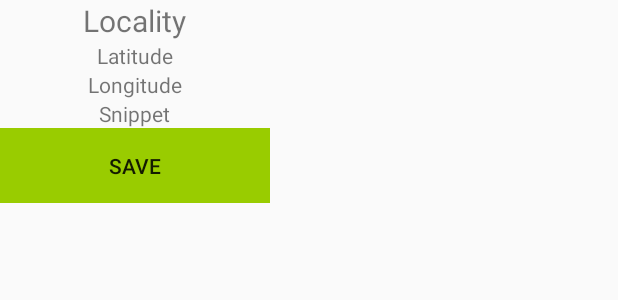
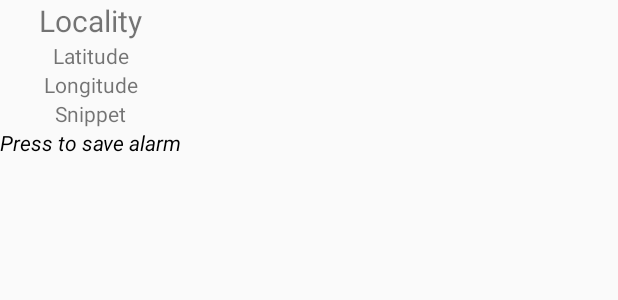
Before and after one commit to valdisvi/GPSAlarm, an Android app: the layout info_window.xml on its own in the app's theme, with its tools: preview values and no code run, on a phone screen of 412 x 824 dp. Shown: the top 300 px of the screen. Run offline under Robolectric (Android 15) with nearby library versions, the phone set to English and light mode, and no system bars.

Commit message:
Info window changed

```diff
--- a/app/src/main/java/a1stgroup/gpsalarm/MapsActivity.java
+++ b/app/src/main/java/a1stgroup/gpsalarm/MapsActivity.java
@@ -1,3 +1,4 @@
+
 package a1stgroup.gpsalarm;
 
 import android.Manifest;
@@ -224,13 +225,11 @@ public class MapsActivity extends AppCompatActivity implements OnMapReadyCallbac
                    /* TODO:
                     Useful but unstable feature of passing location information to InfoWindow on DragEnd
                    List<Address> list = null;
-
                     try {
                         list = gc.getFromLocation(coordinates.latitude, coordinates.longitude, 1);
                     } catch (IOException e) {
                         e.printStackTrace();
                     }
-
                     Address add = list.get(0);*/
 
                     double roundedLatitude = Math.round(coordinates.latitude * 100000.0) / 100000.0;
@@ -249,7 +248,6 @@ public class MapsActivity extends AppCompatActivity implements OnMapReadyCallbac
 
                     /* TODO:
                     Useful but unstable feature of passing location information to InfoWindow on Long Click
-
                     Geocoder gc = new Geocoder(MapsActivity.this);
                     List<Address> list = null;
                     try {
@@ -257,7 +255,6 @@ public class MapsActivity extends AppCompatActivity implements OnMapReadyCallbac
                     } catch (IOException e) {
                         e.printStackTrace();
                     }
-
                     Address add = list.get(0);*/
 
                     double roundedLatitude = Math.round(point.latitude * 100000.0) / 100000.0;
@@ -299,7 +296,7 @@ public class MapsActivity extends AppCompatActivity implements OnMapReadyCallbac
                 }
             });
 
-          myGoogleMap.setOnInfoWindowClickListener(this);
+            myGoogleMap.setOnInfoWindowClickListener(this);
 
 
         }
@@ -769,7 +766,7 @@ public class MapsActivity extends AppCompatActivity implements OnMapReadyCallbac
     }
 
 
-      //Dobavlenij kod!!!   14.02.2017
+    //Dobavlenij kod!!!   14.02.2017
 
     private boolean flag = true;
 
@@ -802,14 +799,5 @@ public class MapsActivity extends AppCompatActivity implements OnMapReadyCallbac
 
     }
 
-    public void saveAlarmPoint(View view) {
-        onInfoWindowClick(myMarker);
 
-    }
-
-
-//    @Override
-//    public void onInfoWindowClick(Marker marker) {
-//
-//    }
 }
--- a/app/src/main/res/layout/activity_map.xml
+++ b/app/src/main/res/layout/activity_map.xml
@@ -53,6 +53,6 @@
         android:layout_toRightOf="@+id/button"
         android:layout_toEndOf="@+id/button"
         android:background="@android:color/holo_green_light" android:state_pressed="true"
-        android:onClick="stopTrackingBut" />
+        android:onClick="stopTracking" />
 
 </RelativeLayout>
--- a/app/src/main/res/layout/info_window.xml
+++ b/app/src/main/res/layout/info_window.xml
@@ -50,33 +50,16 @@
             android:orientation="vertical"
             android:layout_gravity="center_horizontal">
 
-           <!--<TextView-->
-               <!--android:layout_width="wrap_content"-->
-               <!--android:layout_height="wrap_content"-->
-               <!--android:textStyle="italic"-->
-               <!--android:textColor="#000000"-->
-               <!--android:layout_gravity="center_horizontal"-->
-               <!--android:text="Long-press to save alarm"/>-->
+           <TextView
+               android:layout_width="wrap_content"
+               android:layout_height="wrap_content"
+               android:textStyle="italic"
+               android:textColor="#000000"
+               android:layout_gravity="center_horizontal"
+               android:text="Press to save alarm"/>
 
-            <!--<TextView-->
-                <!--android:layout_width="wrap_content"-->
-                <!--android:layout_height="wrap_content"-->
-                <!--android:textStyle="italic"-->
-                <!--android:textColor="#000000"-->
-                <!--android:layout_gravity="center_horizontal"-->
-                <!--android:text="Press elsewhere to dismiss"/>-->
 
-            <Button
-                android:text="Save"
-                android:layout_gravity="center_horizontal"
-                android:layout_width="180dp"
-                android:layout_height="50dp"
-                android:id="@+id/button5"
-                android:layout_below="@+id/editText"
-                android:layout_toRightOf="@+id/button"
-                android:layout_toEndOf="@+id/button"
-                android:background="@android:color/holo_green_light" android:state_pressed="true"
-                android:onClick="saveAlarmPoint" />
+
 
         </LinearLayout>
 
```
